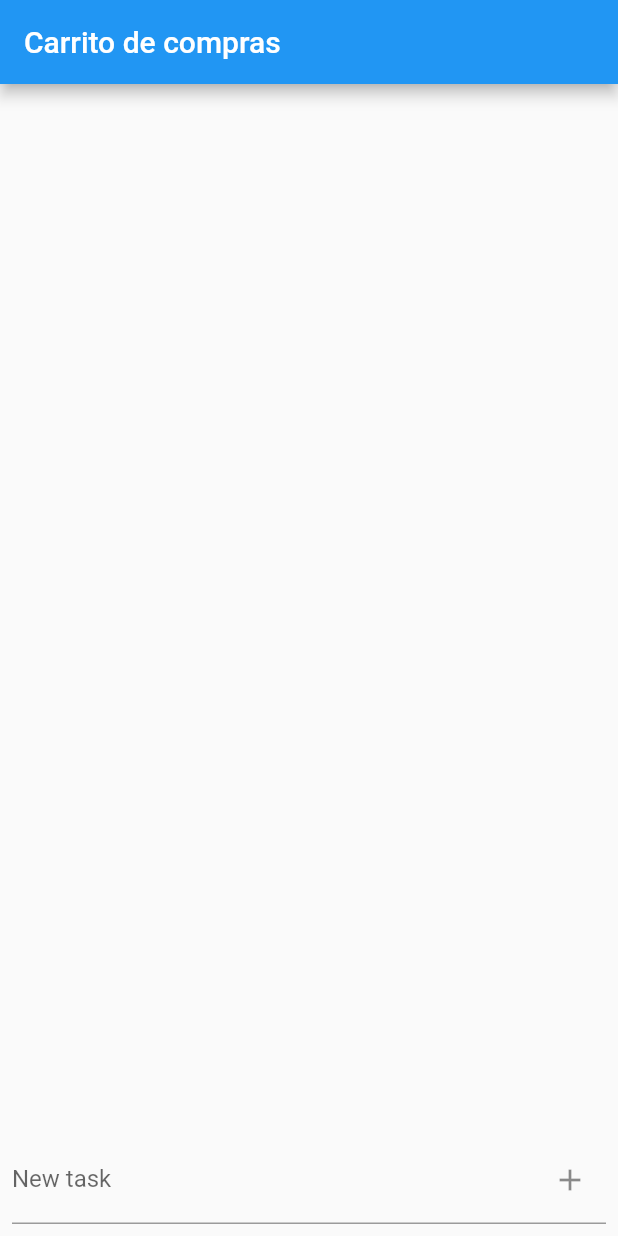
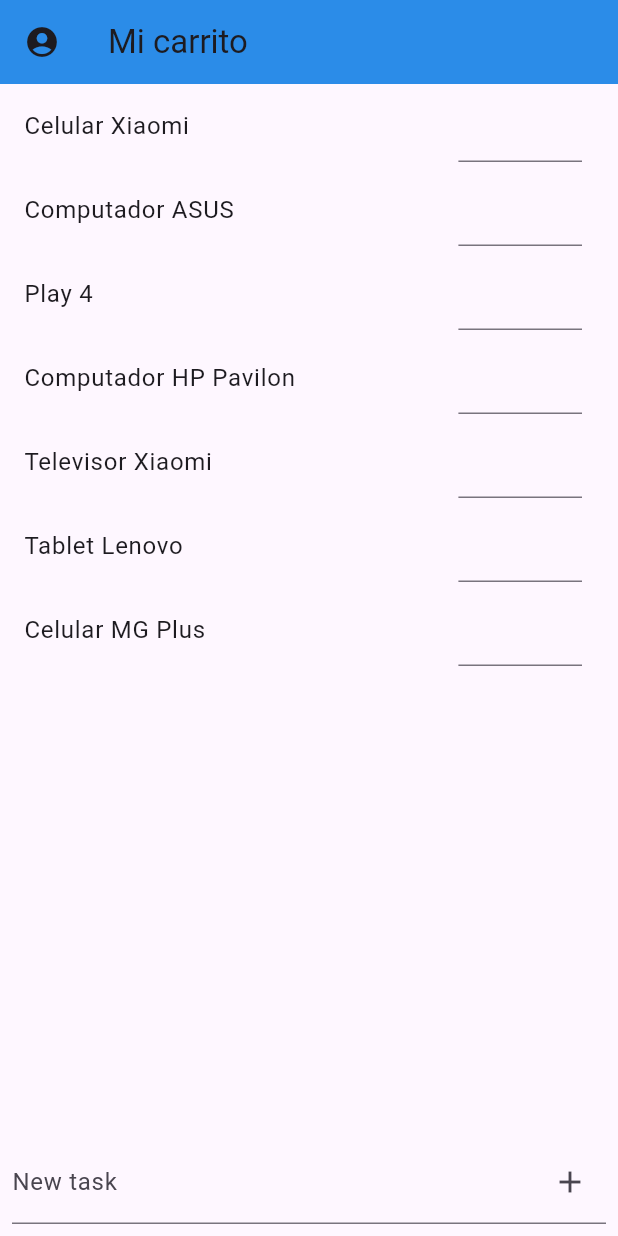
Before and after one commit to fili258-oss/getx-shopcart, a Flutter app: the screen it shows after launch, on a phone screen of 412 x 824 dp. Run offline on Flutter 3.47's test engine with Material 3 defaults, Android fonts, the phone set to English and light mode, and no system bars; our stand-ins replace get; missing offline and left inert: dart:ffi.

Commit message:
Lista de productos en carrito

```diff
--- a/lib/controllers/cart_controller.dart
+++ b/lib/controllers/cart_controller.dart
@@ -2,6 +2,16 @@ import 'package:get/get.dart';
 import 'package:getx_app/models/product.dart';
 
 class CartController extends GetxController {
+  List <Product> stockProductS = [
+      Product(name: "Celular Xiaomi", price: 10000, inStock: 25),
+      Product(name: "Computador ASUS", price: 2500000, inStock: 5),
+      Product(name: "Play 4", price: 3200000, inStock: 10),
+      Product(name: "Computador HP Pavilon", price: 3580000, inStock: 15),
+      Product(name: "Televisor Xiaomi", price: 6500000, inStock: 9),
+      Product(name: "Tablet Lenovo", price: 1700000, inStock: 19),
+      Product(name: "Celular MG Plus", price: 1470000, inStock: 45)
+    ].obs;
+
   var products = <Product>[].obs;
 
   void addProduct(Product product)
@@ -14,4 +24,6 @@ class CartController extends GetxController {
     products.removeAt(index);
   }
 
+
+
 }
--- a/lib/main.dart
+++ b/lib/main.dart
@@ -1,5 +1,5 @@
 import 'package:flutter/material.dart';
-import 'package:getx_app/screens/home_screen.dart';
+import 'package:getx_app/screens/cart_screen.dart';
 
 void main() {
   runApp(const MyApp());
@@ -12,12 +12,12 @@ class MyApp extends StatelessWidget {
   Widget build(BuildContext context) {
     return MaterialApp(
       debugShowCheckedModeBanner: false,
-      title: 'Carrito de compras',
+      title: "Tienda",
       theme: ThemeData(
         useMaterial3: false,
-        primarySwatch: Colors.blue,
+        primarySwatch: Colors.blue
       ),
-      home: HomeScreen(),
+      home: MyCartScreen(),
     );
   }
 }
--- a/lib/models/product.dart
+++ b/lib/models/product.dart
@@ -2,7 +2,7 @@ import 'dart:ffi';
 
 class Product {
   String name;
-  Double price;
+  int price;
   int inStock;
 
   Product({
--- a/lib/screens/cart_screen.dart
+++ b/lib/screens/cart_screen.dart
@@ -1,10 +1,68 @@
 import 'package:flutter/material.dart';
+import 'package:get/get.dart';
+import 'package:getx_app/controllers/cart_controller.dart';
+import 'package:getx_app/models/product.dart';
 
-class MyCart extends StatelessWidget {
-  const MyCart({super.key});
+class MyCartScreen extends StatelessWidget {
+  MyCartScreen({super.key});
+  final CartController cartController = Get.put(CartController());
+  final TextEditingController _taskTitleController = TextEditingController();
+  //var listProducts = cartController.getProductsInvetary();
 
   @override
   Widget build(BuildContext context) {
-    return const Placeholder();
+    return MaterialApp(
+      debugShowCheckedModeBanner: false,
+      home: Scaffold(
+        appBar: AppBar(
+          leading: const Icon(Icons.account_circle_rounded),
+          backgroundColor: Colors.blue,
+          title: const Text('Mi carrito'),
+          elevation: 15,
+        ),
+        body: SafeArea(
+          child: Column(
+            children: [
+              Expanded(
+                child: Obx(
+                  () => ListView.builder(
+                    itemCount: cartController.stockProductS.length,
+                    itemBuilder: (context, index) {
+                      Product product = cartController.stockProductS[index];
+                      return ListTile(
+                        title: Text(product.name),
+
+                        trailing: SizedBox(
+                          width: MediaQuery.of(context).size.width * 0.2,
+                          child: const TextField(),
+
+                        ),
+                      );
+
+                    },
+
+                  ),
+                )
+              ),
+              Padding(
+                padding: const EdgeInsets.all(8.0),
+                child: TextField(
+                  controller: _taskTitleController,
+                  decoration: InputDecoration(
+                    labelText: 'New task',
+                    suffixIcon: IconButton(
+                      icon: const Icon(Icons.add),
+                      onPressed: () {},
+                    ),
+                  ),
+                ),
+              ),
+            ],
+          ),
+        ),
+        ),
+    );
+
   }
+
 }
```
